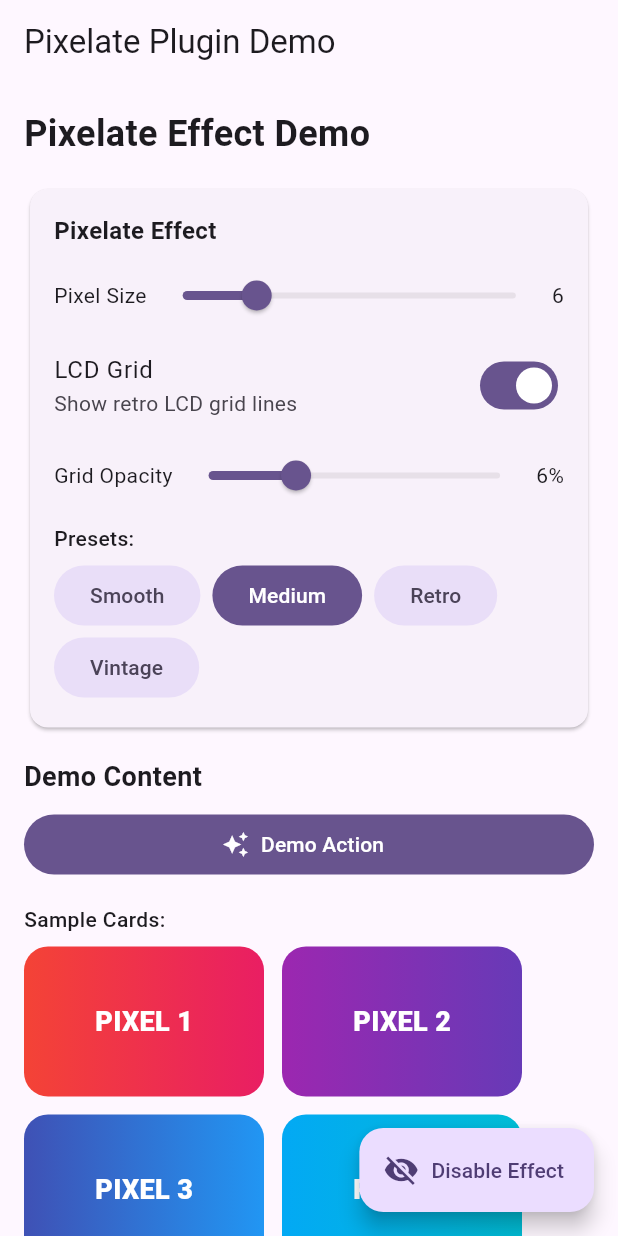
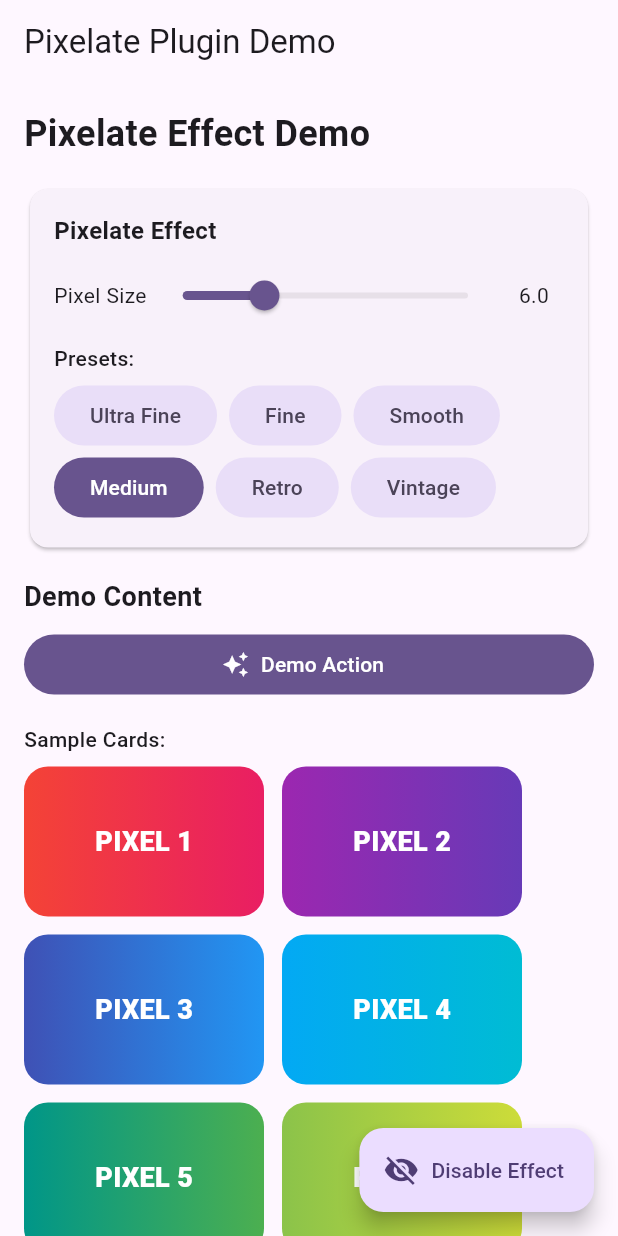
Before and after one commit to kouheisatou/flutter_pixelate, a Flutter app: the screen it shows after launch, on a phone screen of 412 x 824 dp. Run offline on Flutter 3.47's test engine with Material 3 defaults, Android fonts, the phone set to English and light mode, and no system bars; our stand-ins replace plugin_platform_interface, web; missing offline and left inert: flutter_shaders.

Commit message:
Simplify plugin: Remove RGB subpixels and grid features, add smaller pixel sizes
- Remove RGB subpixel functionality (enableRgbSubpixels, subpixelIntensity)
- Remove grid overlay features (showGrid, gridOpacity, gridColor)
- Reduce minimum pixel size from 2.0 to 0.5 for finer pixelation
- Add new presets: Ultra Fine (0.5), Fine (1.0)
- Improve slider precision with divisions and decimal display
- Update documentation and comments
- Simplify API to focus on core pixelation functionality

```diff
--- a/lib/src/pixelate_controls.dart
+++ b/lib/src/pixelate_controls.dart
@@ -25,8 +25,6 @@ class PixelateContainer extends StatelessWidget {
 
     return PixelateWidget(
       blockSize: effect.blockSize,
-      showGrid: effect.showGrid,
-      gridOpacity: effect.gridOpacity,
       child: child,
     );
   }
@@ -40,7 +38,7 @@ class PixelateControls extends StatelessWidget {
     required this.effect,
     required this.onEffectChanged,
     this.showTitle = true,
-    this.minBlockSize = 2.0,
+    this.minBlockSize = 0.5,
     this.maxBlockSize = 20.0,
   });
 
@@ -81,44 +79,23 @@ class PixelateControls extends StatelessWidget {
                 min: minBlockSize,
                 max: maxBlockSize,
                 value: effect.blockSize,
+                divisions: ((maxBlockSize - minBlockSize) * 10).round(),
                 onChanged: (value) {
                   onEffectChanged(effect.copyWith(blockSize: value));
                 },
               ),
             ),
-            Text('${effect.blockSize.toStringAsFixed(0)}'),
+            SizedBox(
+              width: 40,
+              child: Text(
+                effect.blockSize < 10
+                  ? effect.blockSize.toStringAsFixed(1)
+                  : effect.blockSize.toStringAsFixed(0),
+                textAlign: TextAlign.center,
+              ),
+            ),
           ],
         ),
-
-        // Grid Toggle
-        SwitchListTile(
-          title: const Text('LCD Grid'),
-          subtitle: const Text('Show retro LCD grid lines'),
-          value: effect.showGrid,
-          onChanged: (value) {
-            onEffectChanged(effect.copyWith(showGrid: value));
-          },
-          contentPadding: EdgeInsets.zero,
-        ),
-
-        // Grid Opacity Slider (only when grid is enabled)
-        if (effect.showGrid)
-          Row(
-            children: [
-              const Text('Grid Opacity'),
-              Expanded(
-                child: Slider(
-                  min: 0.0,
-                  max: 0.2,
-                  value: effect.gridOpacity,
-                  onChanged: (value) {
-                    onEffectChanged(effect.copyWith(gridOpacity: value));
-                  },
-                ),
-              ),
-              Text('${(effect.gridOpacity * 100).toStringAsFixed(0)}%'),
-            ],
-          ),
 
         // Preset Buttons
         const SizedBox(height: 8),
@@ -127,6 +104,18 @@ class PixelateControls extends StatelessWidget {
         Wrap(
           spacing: 8,
           children: [
+            _PresetButton(
+              label: 'Ultra Fine',
+              effect: PixelateEffect.ultraFine,
+              currentEffect: effect,
+              onPressed: onEffectChanged,
+            ),
+            _PresetButton(
+              label: 'Fine',
+              effect: PixelateEffect.fine,
+              currentEffect: effect,
+              onPressed: onEffectChanged,
+            ),
             _PresetButton(
               label: 'Smooth',
               effect: PixelateEffect.smooth,
--- a/lib/src/pixelate_effect.dart
+++ b/lib/src/pixelate_effect.dart
@@ -7,32 +7,14 @@ class PixelateEffect {
   /// Creates a PixelateEffect configuration
   const PixelateEffect({
     this.blockSize = 6.0,
-    this.showGrid = true,
-    this.gridOpacity = 0.06,
-    this.gridColor = Colors.black,
     this.enabled = true,
   });
 
   /// The size of each pixel block (larger = more pixelated)
   ///
-  /// Recommended range: 2.0 to 20.0
+  /// Recommended range: 0.5 to 20.0
   /// Default: 6.0
   final double blockSize;
-
-  /// Whether to show the LCD grid overlay
-  ///
-  /// Default: true
-  final bool showGrid;
-
-  /// The opacity of the grid lines (0.0 = transparent, 1.0 = opaque)
-  ///
-  /// Default: 0.06
-  final double gridOpacity;
-
-  /// The color of the grid lines
-  ///
-  /// Default: Colors.black
-  final Color gridColor;
 
   /// Whether the effect is enabled
   ///
@@ -42,44 +24,42 @@ class PixelateEffect {
   /// Creates a copy of this effect with the given fields replaced
   PixelateEffect copyWith({
     double? blockSize,
-    bool? showGrid,
-    double? gridOpacity,
-    Color? gridColor,
     bool? enabled,
   }) {
     return PixelateEffect(
       blockSize: blockSize ?? this.blockSize,
-      showGrid: showGrid ?? this.showGrid,
-      gridOpacity: gridOpacity ?? this.gridOpacity,
-      gridColor: gridColor ?? this.gridColor,
       enabled: enabled ?? this.enabled,
     );
   }
 
+  /// Creates an effect with ultra-fine pixelation
+  static const PixelateEffect ultraFine = PixelateEffect(
+    blockSize: 0.5,
+  );
+
+  /// Creates an effect with fine pixelation
+  static const PixelateEffect fine = PixelateEffect(
+    blockSize: 1.0,
+  );
+
   /// Creates an effect with low pixelation (smooth)
   static const PixelateEffect smooth = PixelateEffect(
     blockSize: 3.0,
-    showGrid: false,
   );
 
   /// Creates an effect with medium pixelation
   static const PixelateEffect medium = PixelateEffect(
     blockSize: 6.0,
-    showGrid: true,
   );
 
   /// Creates an effect with high pixelation (retro)
   static const PixelateEffect retro = PixelateEffect(
     blockSize: 12.0,
-    showGrid: true,
-    gridOpacity: 0.08,
   );
 
   /// Creates an effect with extreme pixelation (vintage)
   static const PixelateEffect vintage = PixelateEffect(
     blockSize: 20.0,
-    showGrid: true,
-    gridOpacity: 0.1,
   );
 
   @override
@@ -87,9 +67,6 @@ class PixelateEffect {
     if (identical(this, other)) return true;
     return other is PixelateEffect &&
         other.blockSize == blockSize &&
-        other.showGrid == showGrid &&
-        other.gridOpacity == gridOpacity &&
-        other.gridColor == gridColor &&
         other.enabled == enabled;
   }
 
@@ -97,9 +74,6 @@ class PixelateEffect {
   int get hashCode {
     return Object.hash(
       blockSize,
-      showGrid,
-      gridOpacity,
-      gridColor,
       enabled,
     );
   }
@@ -108,9 +82,6 @@ class PixelateEffect {
   String toString() {
     return 'PixelateEffect('
         'blockSize: $blockSize, '
-        'showGrid: $showGrid, '
-        'gridOpacity: $gridOpacity, '
-        'gridColor: $gridColor, '
         'enabled: $enabled)';
   }
 }
--- a/lib/src/pixelate_widget.dart
+++ b/lib/src/pixelate_widget.dart
@@ -13,14 +13,10 @@ class PixelateWidget extends StatelessWidget {
   ///
   /// [child] is the widget to apply the effect to
   /// [blockSize] controls the pixel size (larger = more pixelated)
-  /// [showGrid] enables/disables the LCD grid overlay
-  /// [gridOpacity] controls the opacity of the grid lines (0.0 to 1.0)
   const PixelateWidget({
     super.key,
     required this.child,
     this.blockSize = 6.0,
-    this.showGrid = true,
-    this.gridOpacity = 0.06,
   });
 
   /// The child widget to apply the pixel effect to
@@ -28,14 +24,8 @@ class PixelateWidget extends StatelessWidget {
 
   /// The size of each pixel block (larger = more pixelated)
   ///
-  /// Recommended range: 2.0 to 20.0
+  /// Recommended range: 0.5 to 20.0
   final double blockSize;
-
-  /// Whether to show the LCD grid overlay
-  final bool showGrid;
-
-  /// The opacity of the grid lines (0.0 = transparent, 1.0 = opaque)
-  final double gridOpacity;
 
   @override
   Widget build(BuildContext context) {
@@ -62,25 +52,6 @@ class PixelateWidget extends StatelessWidget {
 
                 // Draw shader across entire screen (pixelates the background)
                 canvas.drawRect(Offset.zero & s, Paint()..shader = shader);
-
-                // Optional: LCD-style grid overlay
-                if (showGrid) {
-                  final gridPaint = Paint()
-                    ..color = Colors.black.withOpacity(gridOpacity)
-                    ..strokeWidth = 1;
-
-                  final cellW = s.width / px;
-                  final cellH = s.height / py;
-
-                  // Vertical lines
-                  for (double x = 0; x <= s.width; x += cellW) {
-                    canvas.drawLine(Offset(x, 0), Offset(x, s.height), gridPaint);
-                  }
-                  // Horizontal lines
-                  for (double y = 0; y <= s.height; y += cellH) {
-                    canvas.drawLine(Offset(0, y), Offset(s.width, y), gridPaint);
-                  }
-                }
               },
               child: child!,
             );
```
Also changed, not shown: pubspec.yaml (+4 -19 lines), 1 other file.
